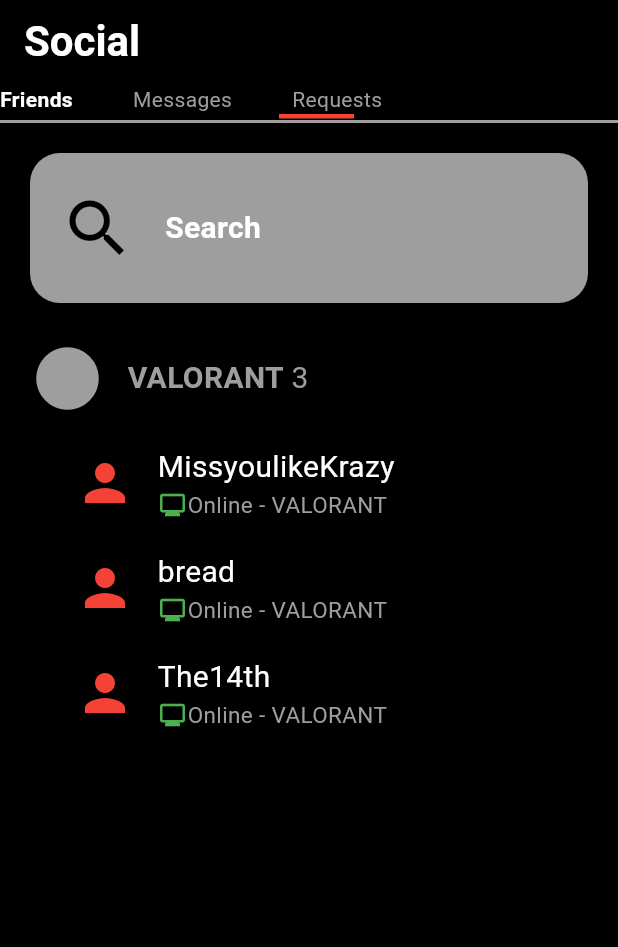
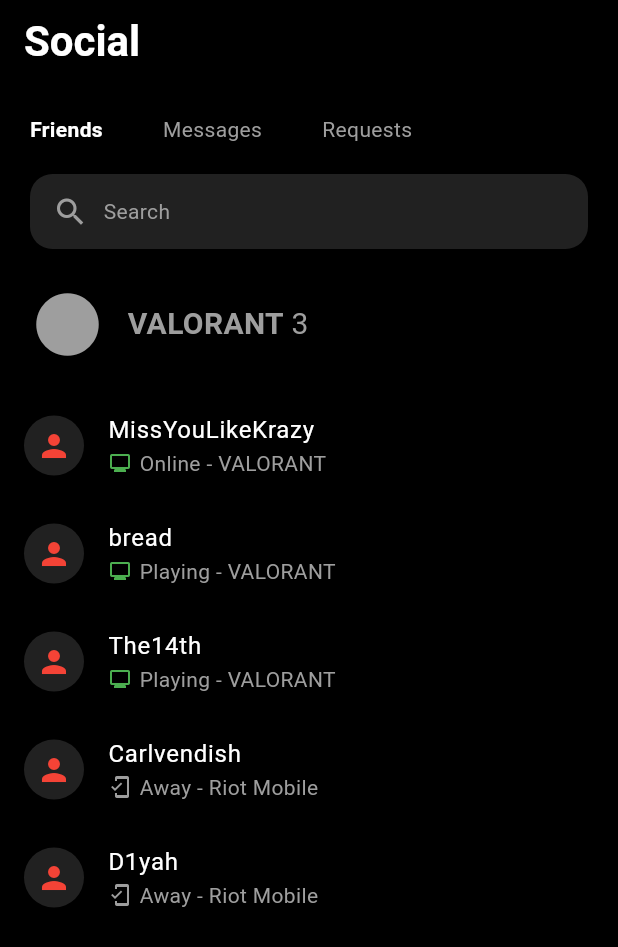
Before and after one commit to AnthonySatoru/IT314AB_Moreno-A, a Flutter app: the screen it shows after launch, on a phone screen of 412 x 824 dp. Shown: the top 947 px of the screen. Run offline on Flutter 3.47's test engine with Material 3 defaults, Android fonts, the phone set to English and light mode, and no system bars.

Commit message:
feat:midterm_exam

```diff
--- a/exam_2/lib/main.dart
+++ b/exam_2/lib/main.dart
@@ -10,19 +10,52 @@
   @override
   Widget build(BuildContext context) {
     return MaterialApp(
-      home: const MyHomePage(),
+      debugShowCheckedModeBanner: false,
+      home: const SocialPage(),
     );
   }
 }
 
-class MyHomePage extends StatelessWidget {
-  const MyHomePage({super.key});
+class SocialPage extends StatefulWidget {
+  const SocialPage({super.key});
+
+  @override
+  State<SocialPage> createState() => _SocialPageState();
+}
+
+class _SocialPageState extends State<SocialPage> {
+  List<Map<String, dynamic>> friends = [
+    {
+      'name': 'MissYouLikeKrazy',
+      'status': 'Online - VALORANT',
+      'online': true,
+    },
+    {
+      'name': 'bread',
+      'status': 'Playing - VALORANT',
+      'online': true,
+    },
+    {
+      'name': 'The14th',
+      'status': 'Playing - VALORANT',
+      'online': true,
+    },
+    {
+      'name': 'Carlvendish',
+      'status': 'Away - Riot Mobile',
+      'online': false,
+    },
+    {
+      'name': 'D1yah',
+      'status': 'Away - Riot Mobile',
+      'online': false,
+    },
+  ];
 
   @override
   Widget build(BuildContext context) {
     return Scaffold(
       backgroundColor: Colors.black,
-
       appBar: AppBar(
         backgroundColor: Colors.black,
         title: const Text(
@@ -34,10 +67,11 @@
           ),
         ),
       ),
-
       body: Column(
         children: [
-          Row(
+          const Padding(
+            padding: EdgeInsets.all(20),
+            child: Row(
               children: [
                 Text(
                   'Friends',
@@ -46,18 +80,14 @@
                     fontWeight: FontWeight.bold,
                   ),
                 ),
-
                 SizedBox(width: 40),
-
                 Text(
                   'Messages',
                   style: TextStyle(
                     color: Colors.grey,
                   ),
                 ),
-
                 SizedBox(width: 40),
-
                 Text(
                   'Requests',
                   style: TextStyle(
@@ -66,51 +96,26 @@
                 ),
               ],
             ),
-    //underline para sa friend
+          ),
           Container(
-    margin: EdgeInsets.only(left: 10,),
-    height: 3,
-    width: 50,
-    color: Colors.red,
+            margin: const EdgeInsets.symmetric(horizontal: 20),
+            height: 50,
+            decoration: BoxDecoration(
+              color: Colors.grey[900],
+              borderRadius: BorderRadius.circular(15),
             ),
-//for the line margin
-          Container(
-            margin: EdgeInsets.only(top: 1,),
-            height: 2,
+            child: const Row(
+              children: [
+                SizedBox(width: 15),
+                Icon(
+                  Icons.search,
                   color: Colors.grey,
                 ),
-//making my search box
-
-          Container(
-            margin: EdgeInsets.only(
-              top: 20,
-              left: 20,
-              right: 20,
-            ),
-            height: 100,
-            decoration: BoxDecoration(
+                SizedBox(width: 10),
+                Text(
+                  'Search',
+                  style: TextStyle(
                     color: Colors.grey,
-              borderRadius: BorderRadius.circular(20),
-            ),
-            child: Row(
-              children: [
-                Padding(
-                  padding: EdgeInsets.only(left: 20),
-                  child: Icon(
-                    Icons.search,
-                    color: Colors.black,
-                    size: 50,
-                  ),
-                ),
-
-                Padding(
-                  padding: EdgeInsets.only(left: 20),
-                  child: Text("Search",
-                    style: TextStyle(
-                      color: Colors.white,
-                      fontSize: 20,
-                      fontWeight: FontWeight.bold,
-                    ),
                   ),
                 ),
               ],
@@ -152,138 +157,141 @@
               ],
             ),
           ),
-          Padding(
-            padding: EdgeInsets.only(
-              left: 50,
-              top: 20,
+          const SizedBox(height: 20),
+          Expanded(
+            child: ListView.builder(
+              itemCount: friends.length,
+              itemBuilder: (context, index) {
+                String name = friends[index]['name'];
+                String status = friends[index]['status'];
+                bool isOnline = friends[index]['online'];
+
+                return ListTile(
+                  onTap: () {
+                    Navigator.push(
+                      context,
+                      MaterialPageRoute(
+                        builder: (context) => Message(
+                          name: name,
                         ),
-            child: Row(
+                      ),
+                    );
+                  },
+                  leading: CircleAvatar(
+                    backgroundColor: Colors.grey[900],
+                    child: const Icon(
+                      Icons.person,
+                      color: Colors.red,
+                    ),
+                  ),
+                  title: Text(
+                    name,
+                    style: const TextStyle(
+                      color: Colors.white,
+                    ),
+                  ),
+                  subtitle: Row(
                     children: [
                       Icon(
-                  Icons.person,
-                  color: Colors.red,
-                  size: 40,
+                        isOnline
+                            ? Icons.monitor
+                            : Icons.mobile_friendly,
+                        color: isOnline
+                            ? Colors.green
+                            : Colors.grey,
+                        size: 16,
                       ),
-                SizedBox(
-                  width: 15,
+                      const SizedBox(width: 5),
+                      Text(
+                        status,
+                        style: const TextStyle(
+                          color: Colors.grey,
                         ),
-                Column(
-                  crossAxisAlignment: CrossAxisAlignment.start,
-                  children: [
-                    Text(
-                      "MissyoulikeKrazy",
-                      style: TextStyle(
-                        color: Colors.white,
-                        fontSize: 20,
-                      ),
-                    ),
-                    Row(
-                        children:[
-                          Icon(
-                              Icons.monitor,color: Colors.green,size: 20),
-                          Text(
-                            "Online - VALORANT",
-                            style: TextStyle(
-                              color: Colors.grey,
-                              fontSize: 15,
-                            ),
-                          ),
-                        ]
                       ),
                     ],
                   ),
-              ],
+                );
+              },
             ),
           ),
-          Padding(
-            padding: EdgeInsets.only(
-              left: 50,
-              top: 20,
-            ),
-            child: Row(
-              children: [
-                Icon(
-                  Icons.person,
-                  color: Colors.red,
-                  size: 40,
-                ),
-                SizedBox(
-                  width: 15,
-                ),
-                Column(
-                  crossAxisAlignment: CrossAxisAlignment.start,
-                  children: [
-                    Text(
-                      "bread",
-                      style: TextStyle(
-                        color: Colors.white,
-                        fontSize: 20,
-                      ),
-                    ),
-                    Row(
-                        children:[
-                          Icon(
-                              Icons.monitor,color: Colors.green,size: 20),
-                          Text(
-                            "Online - VALORANT",
-                            style: TextStyle(
-                              color: Colors.grey,
-                              fontSize: 15,
-                            ),
-                          ),
-                        ]
-                    ),
-                  ],
-                ),
-              ],
-            ),
-          ),
-          Padding(
-            padding: EdgeInsets.only(
-              left: 50,
-              top: 20,
-            ),
-            child: Row(
-              children: [
-                Icon(
-                  Icons.person,
-                  color: Colors.red,
-                  size: 40,
-                ),
-                SizedBox(
-                  width: 15,
-                ),
-                Column(
-                  crossAxisAlignment: CrossAxisAlignment.start,
-                  children: [
-                    Text(
-                      "The14th",
-                      style: TextStyle(
-                        color: Colors.white,
-                        fontSize: 20,
-                      ),
-                    ),
-                    Row(
-                        children:[
-                          Icon(
-                              Icons.monitor,color: Colors.green,size: 20),
-                          Text(
-                            "Online - VALORANT",
-                            style: TextStyle(
-                              color: Colors.grey,
-                              fontSize: 15,
-                            ),
-                          ),
-                        ]
-                    ),
-                  ],
-                ),
-              ],
-            ),
-          ),
-
         ],
       ),
     );
   }
 }
+
+class Message extends StatelessWidget {
+  final String name;
+
+  const Message({
+    super.key,
+    required this.name,
+  });
+
+  @override
+  Widget build(BuildContext context) {
+    return Scaffold(
+      backgroundColor: Colors.black,
+      appBar: AppBar(
+        backgroundColor: Colors.black,
+        leading: IconButton(
+          icon: const Icon(
+            Icons.arrow_back,
+            color: Colors.white,
+          ),
+          onPressed: () {
+            Navigator.pop(context);
+          },
+        ),
+        title: Text(
+          name,
+          style: const TextStyle(
+            color: Colors.white,
+            fontWeight: FontWeight.bold,
+          ),
+        ),
+      ),
+      body: Column(
+        children: [
+          const Expanded(
+            child: Center(
+              child: Text(
+                '',
+                style: TextStyle(
+                  color: Colors.grey,
+                ),
+              ),
+            ),
+          ),
+          Container(
+            margin: const EdgeInsets.all(15),
+            padding: const EdgeInsets.symmetric(
+              horizontal: 15,
+            ),
+            height: 50,
+            decoration: BoxDecoration(
+              color: Colors.grey[900],
+              borderRadius: BorderRadius.circular(15),
+            ),
+            child: const Row(
+              children: [
+                Expanded(
+                  child: Text(
+                    'Send a message',
+                    style: TextStyle(
+                      color: Colors.grey,
+                    ),
+                  ),
+                ),
+                Icon(
+                  Icons.send,
+                  color: Colors.grey,
+                ),
+              ],
+            ),
+          ),
+        ],
+      ),
+    );
+  }
+}
```
Also changed, not shown: 1 other file. Lines whose indentation alone changed are shown as unchanged.
